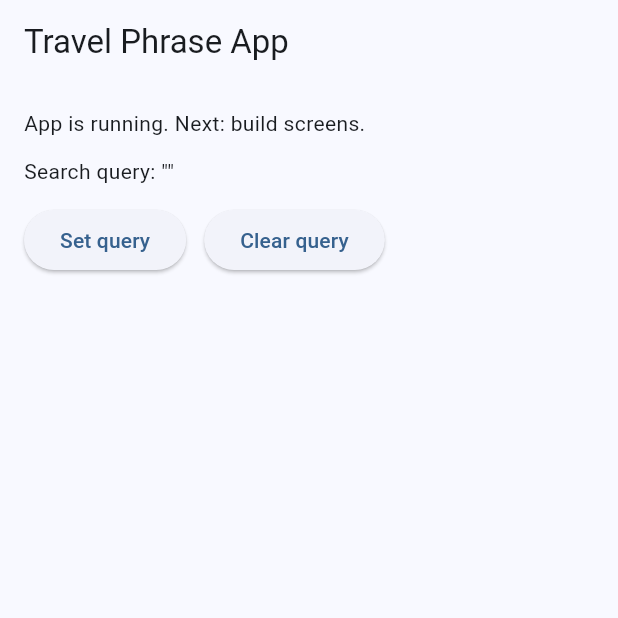
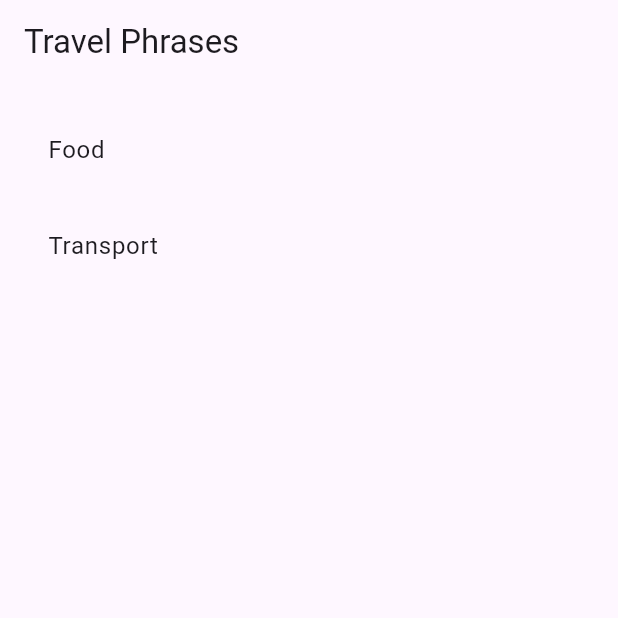
Before and after one commit to mw365-code/amaterasu, a Flutter app: the screen it shows after launch, on a phone screen of 412 x 824 dp, the top half of it. Run offline on Flutter 3.47's test engine with Material 3 defaults, Android fonts, the phone set to English and light mode, and no system bars.

Commit message:
First pass for flutter translation

```diff
--- a/flutter_app/lib/main.dart
+++ b/flutter_app/lib/main.dart
@@ -1,62 +1,19 @@
 import 'package:flutter/material.dart';
-import 'state/app_state.dart';
+import 'package:flutter_app/screens/home_screen.dart';
 
 void main() {
-  runApp(const MyApp());
+  runApp(const TravelPhraseApp());
 }
 
-class MyApp extends StatefulWidget {
-  const MyApp({super.key});
-
-  @override
-  State<MyApp> createState() => _MyAppState();
-}
-
-class _MyAppState extends State<MyApp> {
-  final AppState state = AppState();
+class TravelPhraseApp extends StatelessWidget {
+  const TravelPhraseApp({super.key});
 
   @override
   Widget build(BuildContext context) {
     return MaterialApp(
-      title: 'Travel Phrase App',
-      theme: ThemeData(
-        colorScheme: ColorScheme.fromSeed(seedColor: Colors.blue),
-        useMaterial3: true,
-      ),
-      home: AnimatedBuilder(
-        animation: state,
-        builder: (context, _) {
-          // Placeholder home until you build real screens.
-          return Scaffold(
-            appBar: AppBar(title: const Text('Travel Phrase App')),
-            body: Padding(
-              padding: const EdgeInsets.all(16),
-              child: Column(
-                crossAxisAlignment: CrossAxisAlignment.start,
-                children: [
-                  const Text('App is running. Next: build screens.'),
-                  const SizedBox(height: 12),
-                  Text('Search query: "${state.searchQuery}"'),
-                  const SizedBox(height: 12),
-                  Wrap(
-                    spacing: 12,
-                    children: [
-                      ElevatedButton(
-                        onPressed: () => state.setSearchQuery('hello'),
-                        child: const Text('Set query'),
-                      ),
-                      ElevatedButton(
-                        onPressed: () => state.setSearchQuery(''),
-                        child: const Text('Clear query'),
-                      ),
-                    ],
-                  ),
-                ],
-              ),
-            ),
-          );
-        },
-      ),
+      title: 'Travel Phrases',
+      theme: ThemeData(useMaterial3: true),
+      home: const HomeScreen(),
     );
   }
 }
--- /dev/null
+++ b/flutter_app/lib/models/phrase.dart
@@ -0,0 +1,17 @@
+class Phrase {
+  final String id;
+  final String categoryId;
+  final String english;
+  final String japanese;
+  final String? romaji;
+  final String? notes;
+
+  const Phrase({
+    required this.id,
+    required this.categoryId,
+    required this.english,
+    required this.japanese,
+    this.romaji,
+    this.notes,
+  });
+}
--- /dev/null
+++ b/flutter_app/lib/repository/phrase_repository.dart
@@ -0,0 +1,31 @@
+import '../models/category.dart';
+import '../models/phrase.dart';
+
+class PhraseRepository {
+  const PhraseRepository();
+
+  List<Category> getAllCategories() => const [
+        Category(id: 'food', name: 'Food'),
+        Category(id: 'transport', name: 'Transport'),
+      ];
+
+  List<Phrase> getPhrasesByCategory(String categoryId) {
+    const all = <Phrase>[
+      Phrase(
+        id: 'p1',
+        categoryId: 'food',
+        english: 'Water, please.',
+        japanese: 'お水をください。',
+        romaji: 'Omizu o kudasai.',
+      ),
+      Phrase(
+        id: 'p2',
+        categoryId: 'transport',
+        english: 'Where is the station?',
+        japanese: '駅はどこですか？',
+        romaji: 'Eki wa doko desu ka?',
+      ),
+    ];
+    return all.where((p) => p.categoryId == categoryId).toList();
+  }
+}
--- /dev/null
+++ b/flutter_app/lib/screens/home_screen.dart
@@ -0,0 +1,37 @@
+import 'package:flutter/material.dart';
+
+import '../repository/phrase_repository.dart';
+import 'category_screen.dart';
+
+class HomeScreen extends StatelessWidget {
+  const HomeScreen({super.key});
+
+  @override
+  Widget build(BuildContext context) {
+    final repo = PhraseRepository();
+    final categories = repo.getAllCategories();
+
+    return Scaffold(
+      appBar: AppBar(title: const Text('Travel Phrases')),
+      body: ListView.separated(
+        padding: const EdgeInsets.all(16),
+        itemCount: categories.length,
+        separatorBuilder: (_, __) => const SizedBox(height: 8),
+        itemBuilder: (context, i) {
+          final c = categories[i];
+          return ListTile(
+            title: Text(c.name),
+            subtitle: (c.description?.isNotEmpty ?? false) ? Text(c.description!) : null,
+            onTap: () {
+              Navigator.of(context).push(
+                MaterialPageRoute(
+                  builder: (_) => CategoryScreen(category: c),
+                ),
+              );
+            },
+          );
+        },
+      ),
+    );
+  }
+}
```
Also changed, not shown: flutter_app/lib/screens/category_screen.dart (added, +40 -0 lines), flutter_app/lib/screens/phrase_detail_screen.dart (added, +46 -0 lines), 2 other files.
